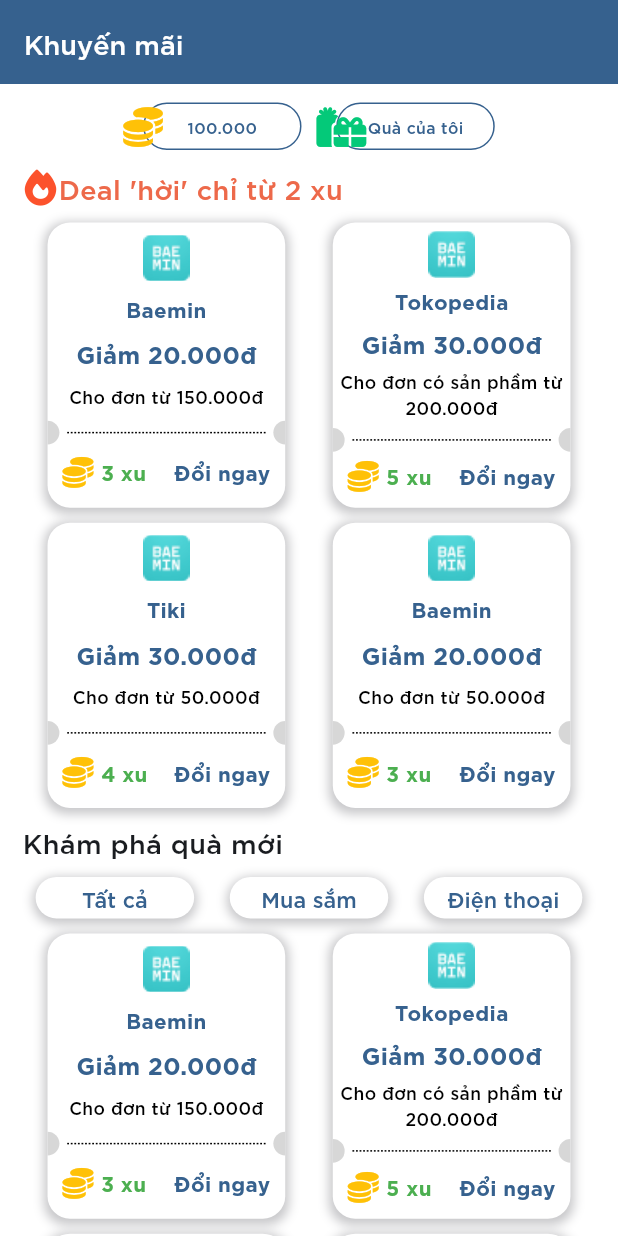
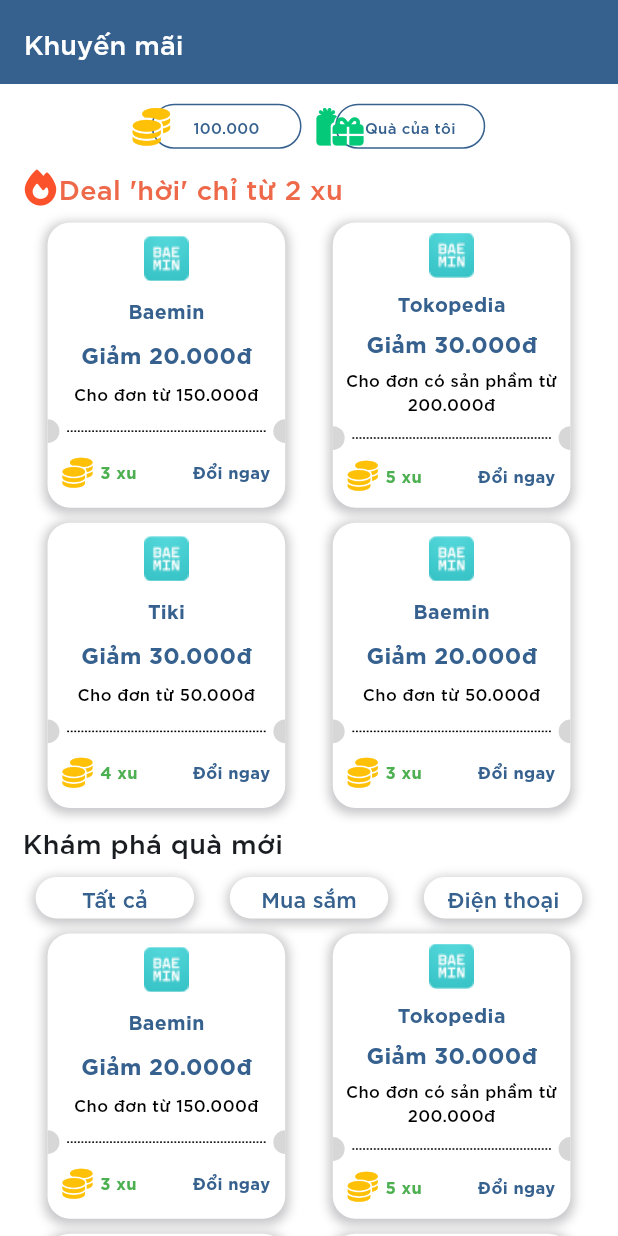
Before and after one commit to hiepchau/EwalletFlutterUI, a Flutter app: the PromoPage screen opened directly, on a phone screen of 412 x 824 dp. Run offline on Flutter 3.47's test engine with Material 2 defaults, Android fonts, the phone set to English and light mode, and no system bars; our stand-ins replace animated_bottom_navigation_bar, barcode_widget, expandable_page_view, flutter_countdown_timer, flutter_font_icons, flutter_screenutil and 1 more; missing offline and left inert: barcode_scan2.

Commit message:
update extension

```diff
--- a/lib/main.dart
+++ b/lib/main.dart
@@ -28,5 +28,5 @@ void main() {
           home: child, //TODO: change back to login page
         );
       },
-      child: kIsWeb ? const RootWebApp() : const LoginPage()));
+      child: const LoginPage()));
 }
--- a/lib/pages/promo_page.dart
+++ b/lib/pages/promo_page.dart
@@ -257,10 +257,10 @@ class _PromoPageState extends State<PromoPage> with TickerProviderStateMixin {
 
                       // final iconWidth = width * 25 / 390;
                       // final contentWidth = width * 100 / 390;
-                      final iconWidth = 25.0.w;
-                      final contentWidth = 100.0.w;
+                      final iconWidth = 25.0;
+                      final contentWidth = 100.0;
 
-                      final fontSize = 10.0.sp;
+                      final fontSize = 10.0;
 
                       return Row(
                           mainAxisAlignment: MainAxisAlignment.center,
--- a/lib/pages/widgets/promo_item.dart
+++ b/lib/pages/widgets/promo_item.dart
@@ -50,8 +50,8 @@ class PromoItem extends StatelessWidget {
                   mainAxisAlignment: MainAxisAlignment.spaceEvenly,
                   children: [
                     Container(
-                        width: 30.h,
-                        height: 30.h,
+                        width: 30,
+                        height: 30,
                         decoration: const BoxDecoration(
                           image: DecorationImage(
                             image: AssetImage(
@@ -61,18 +61,18 @@ class PromoItem extends StatelessWidget {
                         )),
                     Text(title,
                         style: TextStyle(
-                            fontSize: 13.sp,
+                            fontSize: 13,
                             fontWeight: FontWeight.bold,
                             color: primary)),
                     Text(subTitle,
                         style: TextStyle(
-                            fontSize: 15.sp,
+                            fontSize: 15,
                             fontWeight: FontWeight.bold,
                             color: primary)),
                     Text(description,
                         textAlign: TextAlign.center,
                         style: TextStyle(
-                          fontSize: 11.sp,
+                          fontSize: 11,
                           fontWeight: FontWeight.w300,
                           color: Colors.black,
                         )),
@@ -117,7 +117,7 @@ class PromoItem extends StatelessWidget {
                                 children: [
                                   Icon(
                                     FontAwesomeIcons.coins,
-                                    size: 20.h,
+                                    size: 20,
                                     color: Colors.amber,
                                   ),
                                   SizedBox(
@@ -125,7 +125,7 @@ class PromoItem extends StatelessWidget {
                                   ),
                                   Text(price,
                                       style: TextStyle(
-                                          fontSize: 13.sp,
+                                          fontSize: 11,
                                           fontWeight: FontWeight.bold,
                                           color: Colors.green)),
                                 ],
@@ -139,7 +139,7 @@ class PromoItem extends StatelessWidget {
                                 alignment: Alignment.centerRight,
                                 child: Text(actionTitle,
                                     style: TextStyle(
-                                        fontSize: 13.sp,
+                                        fontSize: 11,
                                         fontWeight: FontWeight.bold,
                                         color: primary))),
                           )
--- a/lib/pages/widgets/shortcut_icon.dart
+++ b/lib/pages/widgets/shortcut_icon.dart
@@ -56,7 +56,7 @@ class ShortcutIcon extends StatelessWidget {
                   color: primary,
                   fontSize: MediaQuery.of(context).size.width > 900
                                       ? 15
-                                      : 15,
+                                      : 11,
                   fontWeight: FontWeight.w500,
                 )),
           ],
--- a/lib/pages/widgets/shortcut_panel.dart
+++ b/lib/pages/widgets/shortcut_panel.dart
@@ -204,7 +204,7 @@ class _ShortcutPanel extends State<ShortcutPanel> {
                           iconWidth,
                           maxWidth,
                           onTap: () {
-                            AppNav.push(
+                            Navigator.push(
                                 context,
                                 MaterialPageRoute(
                                     builder: (context) =>
--- a/lib/pages/widgets/sign_in.dart
+++ b/lib/pages/widgets/sign_in.dart
@@ -184,7 +184,7 @@ class _SignInState extends State<SignIn> {
                     onPressed: () {
                       CustomSnackBar(
                           context, const Text('Login button pressed'));
-                      Navigator.pushAndRemoveUntil(
+                      Navigator.push(
                         context,
                         MaterialPageRoute(
                             builder: (context) => const RootApp()),
```
Also changed, not shown: lib/pages/dashboard_page.dart (+7 -7 lines), lib/pages/widgets/payment_confirm.dart (+15 -15 lines).
